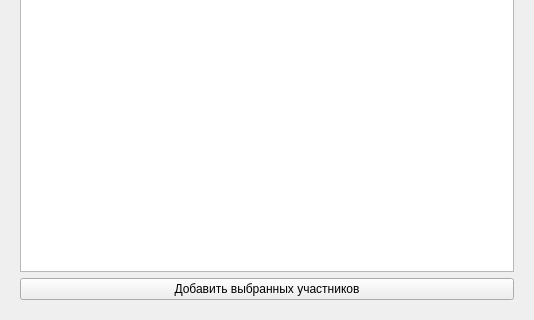
First picture: the form in ui/chatdialog.ui, repository Korostast/chat-database-project, before the edit; both pictures show x 0 to 534 and y 318 to 638 of the 534 by 638 pixel window.
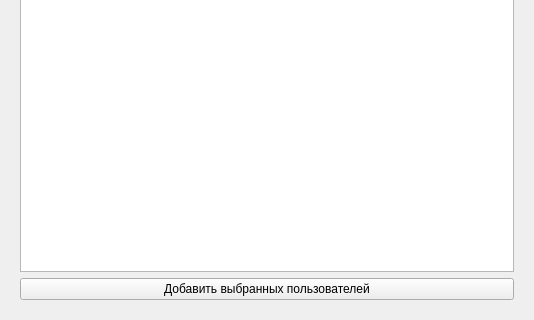
Second picture: the form after the edit. Custom widgets are drawn as their Qt base class.

Patch:
```diff
--- a/ui/chatdialog.ui
+++ b/ui/chatdialog.ui
@@ -155,7 +155,7 @@
        <item>
         <widget class="QPushButton" name="chat_dialog_add_members_button">
          <property name="text">
-          <string>Добавить выбранных участников</string>
+          <string>Добавить выбранных пользователей</string>
          </property>
         </widget>
        </item>
```
